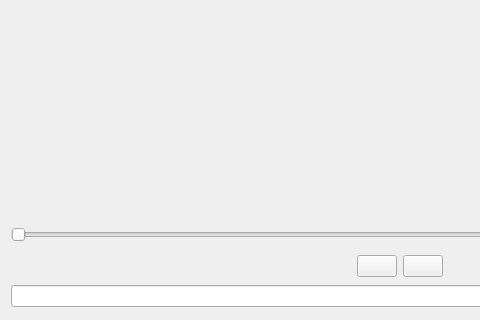
The window that mainwindow.ui (wuyi611/FFmpegQtPlayer) describes before a commit, drawn with Qt 5; both pictures show x 0 to 480 and y 231 to 551 of the 799 by 551 pixel window.
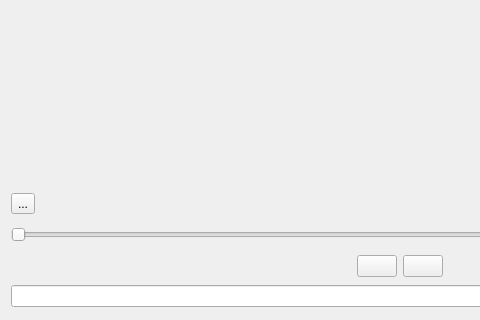
The same window after the commit.

The edit to the form file:
```diff
--- a/mainwindow.ui
+++ b/mainwindow.ui
@@ -45,6 +45,13 @@
           </property>
          </spacer>
         </item>
+        <item>
+         <widget class="QToolButton" name="toolButton">
+          <property name="text">
+           <string>...</string>
+          </property>
+         </widget>
+        </item>
        </layout>
       </item>
       <item>
```
